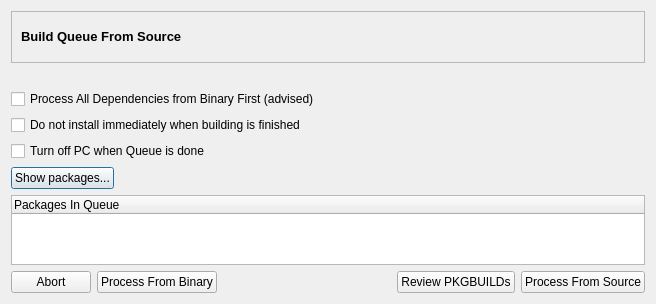
drf/shaman1, file trunk/shaman/ui/reviewBuildingDialog.ui: the form before one commit.
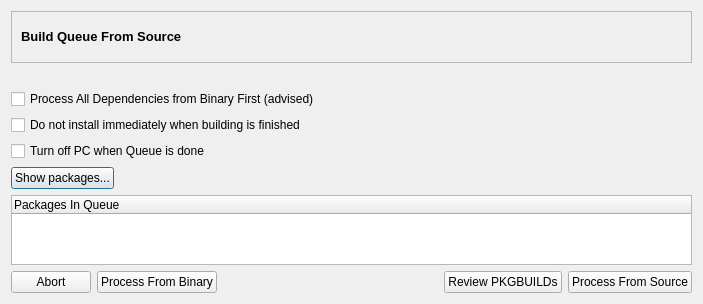
The form after the commit. Icons and pictures are not drawn.

```diff
--- a/trunk/shaman/ui/reviewBuildingDialog.ui
+++ b/trunk/shaman/ui/reviewBuildingDialog.ui
@@ -5,8 +5,8 @@
    <rect>
     <x>0</x>
     <y>0</y>
-    <width>656</width>
-    <height>264</height>
+    <width>703</width>
+    <height>294</height>
    </rect>
   </property>
   <property name="windowTitle" >
```
Left out of the diff: 41 changed lines with no effect on the pictures.
